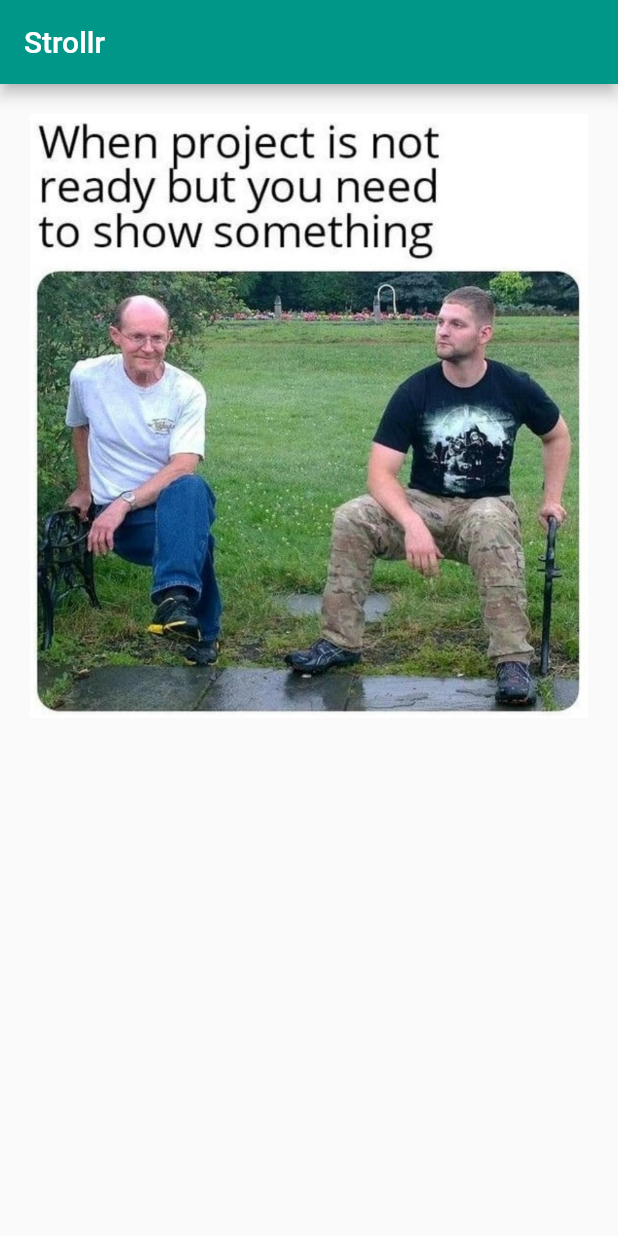
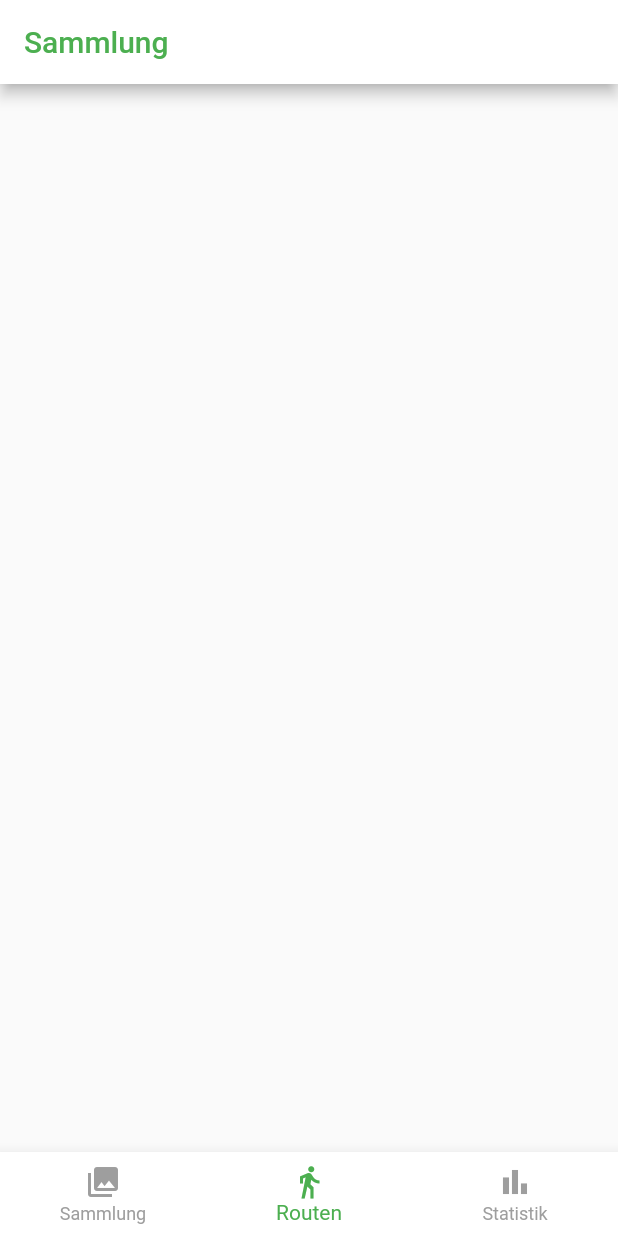
Before and after one commit to Neyttirri/Strollr, a Flutter app: the screen it shows after launch, on a phone screen of 412 x 824 dp. Run offline on Flutter 3.47's test engine with Material 2 defaults, Android fonts, the phone set to English and light mode, and no system bars.

Commit message:
Nav Bar
NavBar implementation
Files with Classes for each Tab

```diff
--- /dev/null
+++ b/strollr/lib/Tabs/collection.dart
@@ -0,0 +1,20 @@
+import 'package:flutter/material.dart';
+
+class Collection extends StatefulWidget {
+  Collection({Key key}) : super(key: key);
+
+  @override
+  _CollectionState createState() => _CollectionState();
+}
+
+class _CollectionState extends State<Collection> {
+  @override
+  Widget build(BuildContext context) {
+    return Scaffold(
+      appBar: AppBar(
+        title: Text("Sammlung", style: TextStyle(color: Colors.green)),
+        backgroundColor: Colors.white,
+      ),
+    );
+  }
+}
--- /dev/null
+++ b/strollr/lib/Tabs/home_page.dart
@@ -0,0 +1,68 @@
+import 'package:flutter/material.dart';
+import 'package:strollr/Tabs/collection.dart';
+import 'package:strollr/Tabs/routes.dart';
+import 'package:strollr/Tabs/stats.dart';
+
+class HomePage extends StatefulWidget {
+  HomePage({Key key}) : super(key: key);
+
+  @override
+  _HomePage createState() => _HomePage();
+}
+
+class _HomePage extends State<HomePage> {
+
+  int _currentIndex = 1;
+
+  PageController _pageController = PageController();
+  List<Widget> _screens = [
+    Collection(), Routes(), Stats()
+  ];
+
+  @override
+  Widget build(BuildContext context) {
+    return Scaffold(
+      body: PageView(
+        controller: _pageController,
+        children: _screens,
+        onPageChanged: _onTapChanged,
+        physics: NeverScrollableScrollPhysics(),
+      ),
+      bottomNavigationBar:
+        BottomNavigationBar(
+          currentIndex: this._currentIndex,
+          selectedItemColor: Colors.green,
+          unselectedItemColor: Colors.grey,
+          backgroundColor: Colors.white,
+          onTap: (int index){
+            setState(() {
+              print(index);
+              _currentIndex = index;
+              _pageController.jumpToPage(index);
+            });
+          },
+          items: [
+            BottomNavigationBarItem(
+                icon: const Icon(Icons.collections),
+                label: "Sammlung"),
+            BottomNavigationBarItem(
+                icon: const Icon(Icons.directions_walk),
+                label: "Routen"),
+            BottomNavigationBarItem(
+                icon: const Icon(Icons.bar_chart),
+                label: "Statistik")
+          ],
+        )
+    );
+  }
+
+  void _onTapChanged(int index) {
+    setState(() {
+      _currentIndex = index;
+    });
+  }
+
+  void _onItemTaped(int selectedIndex) {
+    _pageController.jumpToPage(selectedIndex);
+  }
+}
--- a/strollr/lib/main.dart
+++ b/strollr/lib/main.dart
@@ -1,32 +1,21 @@
 import 'package:flutter/material.dart';
+import 'package:strollr/Tabs/home_page.dart';
+import 'package:strollr/Tabs/routes.dart';
 
-void main() => runApp(RenameMeLater());
+void main() {
+  runApp(MyApp());
+}
 
-class RenameMeLater extends StatelessWidget {
+class MyApp extends StatelessWidget {
+  // This widget is the root of your application.
   @override
   Widget build(BuildContext context) {
     return MaterialApp(
+      title: 'Flutter Demo',
       theme: ThemeData(
-        primaryColor: Colors.teal,
-        accentColor: Colors.black26,
+        primarySwatch: Colors.blue,
       ),
-      home: Scaffold(
-        appBar: AppBar(
-          title: Text('Strollr'),
-        ),
-        body: Container(
-          margin: EdgeInsets.all(20.0),
-          constraints: BoxConstraints.loose(
-            // expand -> it as much as you can as long as the height stays said height (in double)
-            // loose -> does not exceed said size
-              Size(400.0,600.0)
-          ),
-          child: Image.asset(
-            'assets/images/startScreen.jpg',
-            fit: BoxFit.cover,  // how it is placed in the container ; cover -> fills as much as it can in the container
-          ),
-        ),
-      ),
+      home: HomePage(),
     );
   }
 }
```
Also changed, not shown: strollr/lib/Tabs/routes.dart (added, +36 -0 lines), strollr/lib/Tabs/stats.dart (added, +20 -0 lines), strollr/lib/prototype.dart (added, +112 -0 lines), 3 other files.
